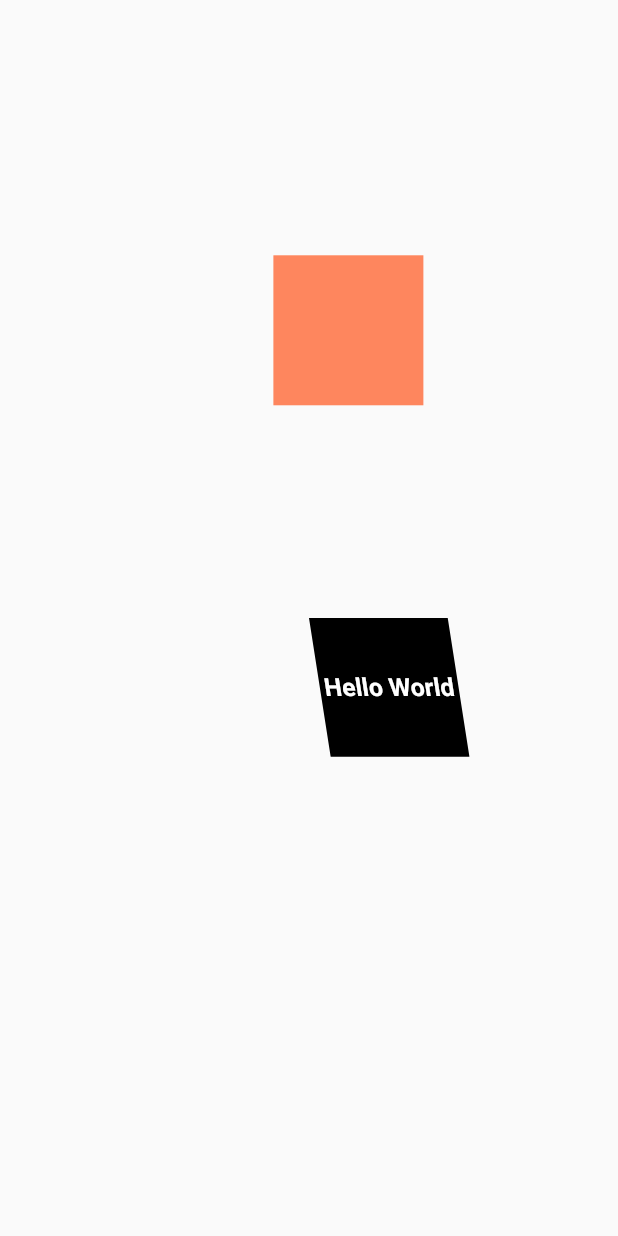
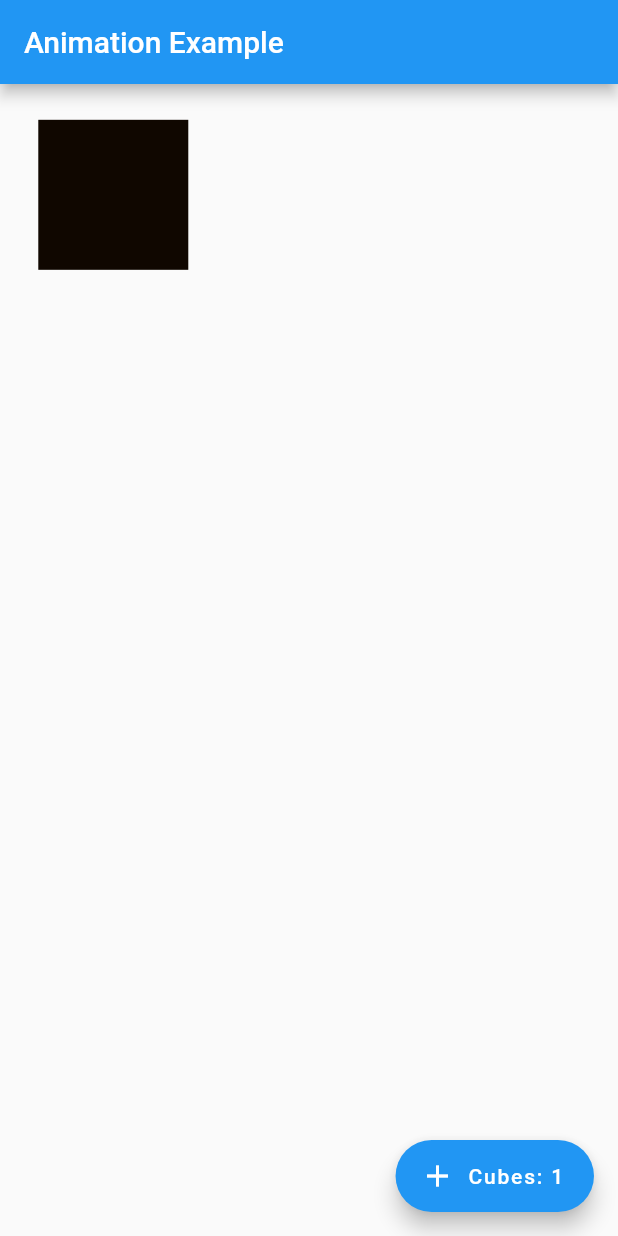
Before and after one commit to rodydavis/flutter_implicit_animations, a Flutter app: the screen it shows after launch, on a phone screen of 412 x 824 dp. Run offline on Flutter 3.47's test engine with Material 2 defaults, Android fonts, the phone set to English and light mode, and no system bars.

Commit message:
updating timing

```diff
--- a/lib/routes/home.dart
+++ b/lib/routes/home.dart
@@ -13,67 +13,61 @@ class HomeScreen extends StatefulWidget {
 }
 
 class _HomeScreenState extends AnimationWidget<HomeScreen> {
+  final List<Cube> cubes = <Cube>[];
+
   double x = 0.0, y = 0.0, z = 0.0;
   Color color = Colors.red;
   Offset offset = Offset.zero;
 
+  void addCube(Size size) {
+    final randomOffset = Offset(
+      Random().nextDouble() * size.width,
+      Random().nextDouble() * size.height,
+    );
+    final randomDelta = Random().nextDouble() * 20;
+    final randomDirection = Offset(
+      Random().nextDouble() * 2 - 1,
+      Random().nextDouble() * 2 - 1,
+    );
+    final cube = Cube()
+      ..offset = randomOffset
+      ..delta = randomDelta
+      ..direction = randomDirection;
+    cubes.add(cube);
+    debugPrint('Cube added: $randomOffset');
+  }
+
+  @override
+  void start(Duration time) {
+    final size = MediaQuery.of(context).size;
+    addCube(size);
+    super.start(time);
+  }
+
   @override
   void update(Duration time) {
-    x += 0.01;
-    y += 0.01;
-    final t = time.inMilliseconds / 1000;
-    color = Color.fromARGB(
-      255,
-      (sin(t) * 127 + 128).floor(),
-      (cos(t) * 127 + 128).floor(),
-      (t * 127 + 128).floor(),
-    );
-    offset = Offset(
-      sin(t) * 100,
-      cos(t) * 100,
-    );
+    for (final cube in cubes) {
+      cube.update(time, constraints.biggest);
+    }
   }
 
   @override
   Widget paint(BuildContext context, BoxConstraints constraints) {
     return Scaffold(
+      appBar: AppBar(
+        title: const Text('Animation Example'),
+      ),
       body: Stack(
         fit: StackFit.expand,
         children: [
-          Positioned(
-            left: constraints.maxWidth * 0.5,
-            top: constraints.maxHeight * 0.5,
-            width: 100,
-            height: 100,
-            child: Container(
-              transform: Matrix4.identity()
-                ..rotateZ(z)
-                ..rotateY(y)
-                ..rotateX(x),
-              color: Colors.black,
-              child: const Center(
-                child: Text(
-                  'Hello World',
-                  style: TextStyle(
-                    fontSize: 18,
-                    fontWeight: FontWeight.bold,
-                    color: Colors.white,
-                  ),
-                ),
-              ),
-            ),
-          ),
+          for (final cube in cubes)
             Positioned.fromRect(
-            rect: offset.translate(
-                  constraints.maxWidth * 0.2,
-                  constraints.maxHeight * 0.2,
-                ) &
-                const Size(100, 100),
+              rect: cube.rect,
               child: CustomPaint(
                 painter: InlinePainter(
                   draw: (canvas, size) {
                     final paint = Paint()
-                    ..color = color
+                      ..color = cube.color
                       ..style = PaintingStyle.fill
                       ..strokeWidth = 2;
                     final rect = Rect.fromLTWH(0, 0, size.width, size.height);
@@ -84,6 +78,50 @@ class _HomeScreenState extends AnimationWidget<HomeScreen> {
             ),
         ],
       ),
+      floatingActionButton: FloatingActionButton.extended(
+        onPressed: () => addCube(constraints.biggest),
+        icon: const Icon(Icons.add),
+        label: Text('Cubes: ${cubes.length}'),
+      ),
     );
   }
 }
+
+class Cube {
+  Color color = Colors.black;
+  Offset offset = Offset.zero;
+  Size size = const Size(100, 100);
+  double delta = 10;
+  Offset direction = const Offset(0.1, 0.4);
+  Rect get rect => offset & size;
+
+  void update(Duration time, Size size) {
+    // Move cube and change direction if out of bounds
+    offset = offset + direction * delta;
+
+    // Top
+    if (offset.dy < 0) {
+      direction = Offset(direction.dx, 1);
+    }
+    // Bottom
+    if (offset.dy > size.height) {
+      direction = Offset(direction.dx, -1);
+    }
+    // Left
+    if (offset.dx < 0) {
+      direction = Offset(1, direction.dy);
+    }
+    // Right
+    if (offset.dx > size.width) {
+      direction = Offset(-1, direction.dy);
+    }
+
+    // Change color
+    color = Color.fromARGB(
+      255,
+      (offset.dx * 255 / size.width).round(),
+      (offset.dy * 255 / size.height).round(),
+      0,
+    );
+  }
+}
```
Also changed, not shown: lib/widgets/animation.dart (+12 -1 lines). Lines whose indentation alone changed are shown as unchanged.
